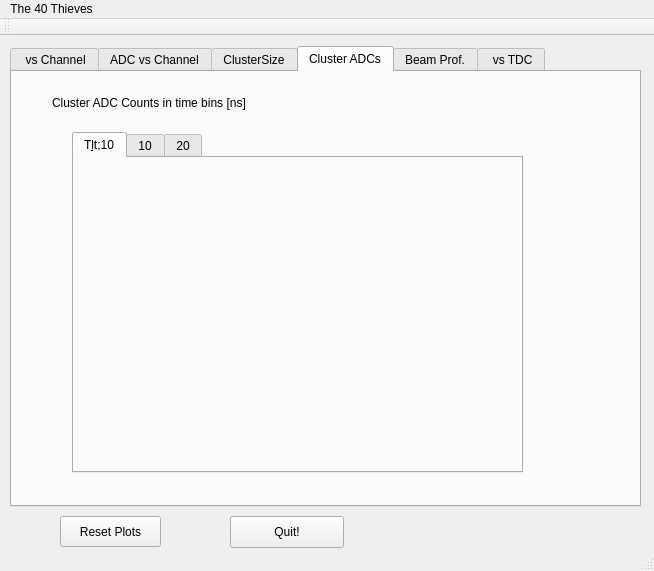
This is mainwindow.ui in adamdddave/The40Thieves as Qt 5 draws it before an edit. The edited form follows.
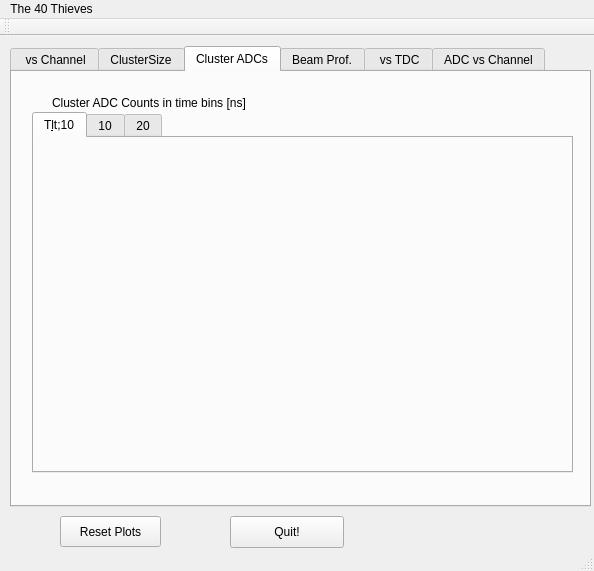
This is the edited form. The open tabs and pages were chosen to show the change. Custom widgets are drawn as their Qt base class.

Commit message: added plot labels

```diff
--- a/mainwindow.ui
+++ b/mainwindow.ui
@@ -6,7 +6,7 @@
    <rect>
     <x>0</x>
     <y>0</y>
-    <width>654</width>
+    <width>594</width>
     <height>571</height>
    </rect>
   </property>
@@ -35,7 +35,7 @@
      <rect>
       <x>10</x>
       <y>10</y>
-      <width>631</width>
+      <width>581</width>
       <height>461</height>
      </rect>
     </property>
@@ -57,24 +57,6 @@
       </property>
      </widget>
     </widget>
-    <widget class="QWidget" name="tab_2">
-     <property name="enabled">
-      <bool>true</bool>
-     </property>
-     <attribute name="title">
-      <string>ADC vs Channel</string>
-     </attribute>
-     <widget class="QCustomPlot" name="customPlot" native="true">
-      <property name="geometry">
-       <rect>
-        <x>30</x>
-        <y>20</y>
-        <width>491</width>
-        <height>378</height>
-       </rect>
-      </property>
-     </widget>
-    </widget>
     <widget class="QWidget" name="tab_3">
      <attribute name="title">
       <string>ClusterSize</string>
@@ -97,10 +79,10 @@
      <widget class="QTabWidget" name="tabWidget_2">
       <property name="geometry">
        <rect>
-        <x>60</x>
-        <y>60</y>
-        <width>451</width>
-        <height>341</height>
+        <x>20</x>
+        <y>40</y>
+        <width>541</width>
+        <height>361</height>
        </rect>
       </property>
       <property name="currentIndex">
@@ -115,8 +97,8 @@
          <rect>
           <x>30</x>
           <y>20</y>
-          <width>391</width>
-          <height>271</height>
+          <width>481</width>
+          <height>291</height>
          </rect>
         </property>
        </widget>
@@ -209,6 +191,24 @@
       </property>
      </widget>
     </widget>
+    <widget class="QWidget" name="tab_2">
+     <property name="enabled">
+      <bool>true</bool>
+     </property>
+     <attribute name="title">
+      <string>ADC vs Channel</string>
+     </attribute>
+     <widget class="QCustomPlot" name="customPlot" native="true">
+      <property name="geometry">
+       <rect>
+        <x>30</x>
+        <y>20</y>
+        <width>521</width>
+        <height>378</height>
+       </rect>
+      </property>
+     </widget>
+    </widget>
    </widget>
    <widget class="QPushButton" name="pushButton_2">
     <property name="geometry">
@@ -229,7 +229,7 @@
     <rect>
      <x>0</x>
      <y>0</y>
-     <width>654</width>
+     <width>594</width>
      <height>19</height>
     </rect>
    </property>
```
Left out of the diff: 33 changed lines with no effect on the pictures. The commit also changes 6 other files.
